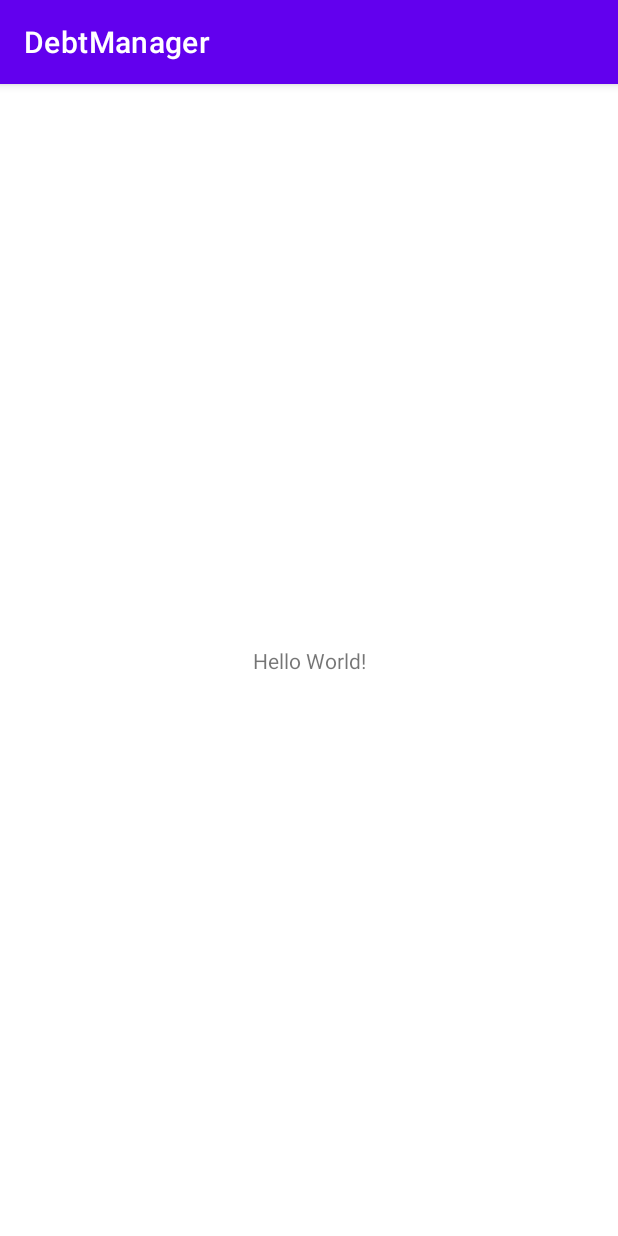
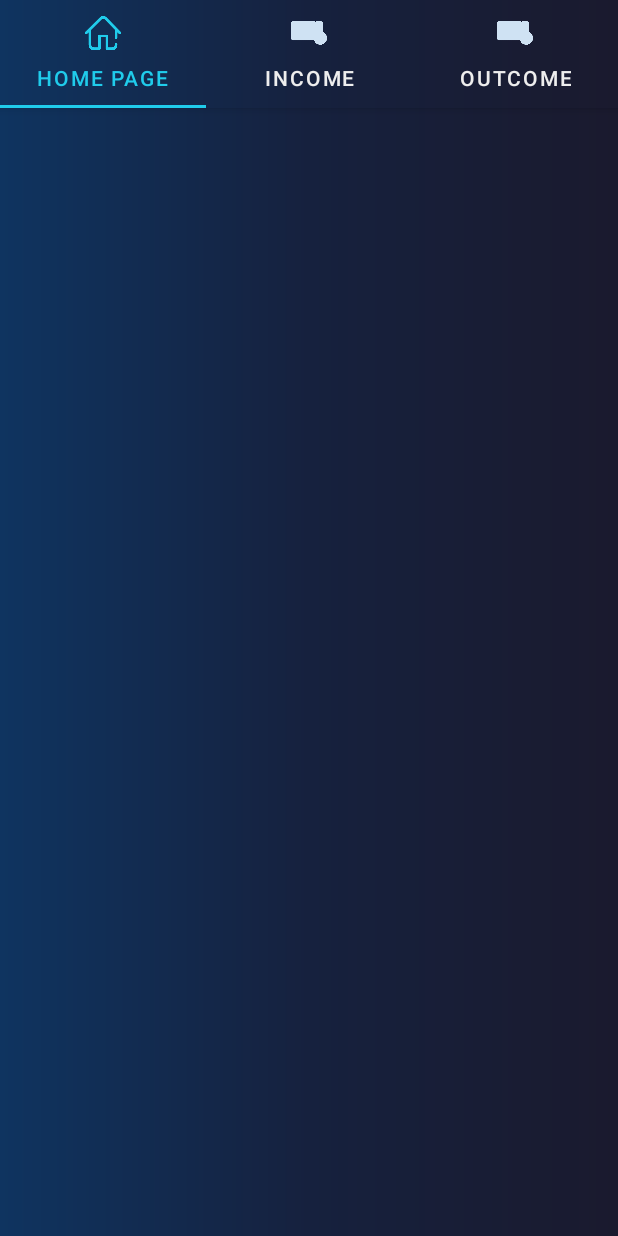
Before and after one commit to suatkkrer/DebtManager, an Android app: the screen it shows after launch (MainActivity), on a phone screen of 412 x 824 dp. Run offline under Robolectric (Android 15) with nearby library versions, the phone set to English and light mode, and no system bars.

Commit message:
tabLayot added

```diff
--- a/app/build.gradle
+++ b/app/build.gradle
@@ -34,6 +34,7 @@ dependencies {
     implementation 'com.google.android.material:material:1.1.0'
     implementation 'androidx.constraintlayout:constraintlayout:2.0.4'
     testImplementation 'junit:junit:4.+'
+    implementation 'com.google.android.material:material:1.3.0-alpha03'
     androidTestImplementation 'androidx.test.ext:junit:1.1.1'
     androidTestImplementation 'androidx.test.espresso:espresso-core:3.2.0'
 }
--- /dev/null
+++ b/app/src/main/java/com/suatkkrer/debtmanager/IncomeFragment.java
@@ -0,0 +1,27 @@
+package com.suatkkrer.debtmanager;
+
+import android.content.Context;
+import android.os.Bundle;
+import android.view.LayoutInflater;
+import android.view.View;
+import android.view.ViewGroup;
+
+import androidx.annotation.NonNull;
+import androidx.annotation.Nullable;
+import androidx.coordinatorlayout.widget.CoordinatorLayout;
+import androidx.fragment.app.Fragment;
+
+public class IncomeFragment extends Fragment {
+
+    View v;
+    Context thisContext;
+    CoordinatorLayout coordinatorLayout;
+
+    @Nullable
+    @Override
+    public View onCreateView(@NonNull LayoutInflater inflater, @Nullable ViewGroup container, @Nullable Bundle savedInstanceState) {
+        thisContext = container.getContext();
+        v = inflater.inflate(R.layout.incomefragment,container,false);
+        return v;
+    }
+}
--- a/app/src/main/java/com/suatkkrer/debtmanager/MainActivity.java
+++ b/app/src/main/java/com/suatkkrer/debtmanager/MainActivity.java
@@ -1,15 +1,92 @@
 package com.suatkkrer.debtmanager;
 
+import androidx.annotation.NonNull;
+import androidx.annotation.Nullable;
 import androidx.appcompat.app.AppCompatActivity;
+import androidx.fragment.app.Fragment;
+import androidx.fragment.app.FragmentManager;
+import androidx.fragment.app.FragmentPagerAdapter;
+import androidx.viewpager.widget.ViewPager;
 
 import android.os.Bundle;
+import android.view.WindowManager;
+
+import com.google.android.material.tabs.TabLayout;
+
+import java.util.ArrayList;
+import java.util.List;
 
 public class MainActivity extends AppCompatActivity {
+
+    private ViewPager viewPager;
+    private TabLayout tabLayout;
+
+    private MainFragment mainFragment;
+    private OutcomeFragment outcomeFragment;
+    private IncomeFragment incomeFragment;
 
     @Override
     protected void onCreate(Bundle savedInstanceState) {
         super.onCreate(savedInstanceState);
         setContentView(R.layout.activity_main);
 
+        this.getWindow().setFlags(WindowManager.LayoutParams.FLAG_FULLSCREEN,
+                WindowManager.LayoutParams.FLAG_FULLSCREEN);
+
+
+        viewPager = findViewById(R.id.viewPager);
+        tabLayout = findViewById(R.id.tabLayout);
+
+        mainFragment = new MainFragment();
+        outcomeFragment = new OutcomeFragment();
+        incomeFragment = new IncomeFragment();
+
+        tabLayout.setupWithViewPager(viewPager);
+
+        ViewPagerAdapter viewPagerAdapter = new ViewPagerAdapter(getSupportFragmentManager(),0);
+
+        viewPagerAdapter.addFragment(mainFragment,"Home Page");
+        viewPagerAdapter.addFragment(incomeFragment,"Income");
+        viewPagerAdapter.addFragment(outcomeFragment,"Outcome");
+
+        viewPager.setAdapter(viewPagerAdapter);
+
+        tabLayout.getTabAt(0).setIcon(R.drawable.home);
+        tabLayout.getTabAt(1).setIcon(R.drawable.income);
+        tabLayout.getTabAt(2).setIcon(R.drawable.outcome);
+
+    }
+
+    private class ViewPagerAdapter extends FragmentPagerAdapter {
+
+        private List<Fragment> fragments = new ArrayList<>();
+        private List<String> fragmentTitle = new ArrayList<>();
+
+
+        public ViewPagerAdapter(@NonNull FragmentManager fm, int behavior) {
+            super(fm, behavior);
+        }
+
+        public void addFragment(Fragment fragment, String title){
+            fragments.add(fragment);
+            fragmentTitle.add(title);
+        }
+
+        @NonNull
+        @Override
+        public Fragment getItem(int position) {
+            return fragments.get(position);
+        }
+
+        @Override
+        public int getCount() {
+            return fragments.size();
+        }
+
+        @Nullable
+        @Override
+        public CharSequence getPageTitle(int position) {
+            return fragmentTitle.get(position);
+        }
     }
 }
--- /dev/null
+++ b/app/src/main/java/com/suatkkrer/debtmanager/MainFragment.java
@@ -0,0 +1,27 @@
+package com.suatkkrer.debtmanager;
+
+import android.content.Context;
+import android.os.Bundle;
+import android.view.LayoutInflater;
+import android.view.View;
+import android.view.ViewGroup;
+
+import androidx.annotation.NonNull;
+import androidx.annotation.Nullable;
+import androidx.coordinatorlayout.widget.CoordinatorLayout;
+import androidx.fragment.app.Fragment;
+
+public class MainFragment extends Fragment {
+
+    View v;
+    Context thisContext;
+    CoordinatorLayout coordinatorLayout;
+
+    @Nullable
+    @Override
+    public View onCreateView(@NonNull LayoutInflater inflater, @Nullable ViewGroup container, @Nullable Bundle savedInstanceState) {
+        thisContext = container.getContext();
+        v = inflater.inflate(R.layout.mainfragment,container,false);
+        return v;
+    }
+}
--- /dev/null
+++ b/app/src/main/java/com/suatkkrer/debtmanager/OutcomeFragment.java
@@ -0,0 +1,28 @@
+package com.suatkkrer.debtmanager;
+
+import android.content.Context;
+import android.os.Bundle;
+import android.view.LayoutInflater;
+import android.view.View;
+import android.view.ViewGroup;
+
+import androidx.annotation.NonNull;
+import androidx.annotation.Nullable;
+import androidx.coordinatorlayout.widget.CoordinatorLayout;
+import androidx.fragment.app.Fragment;
+
+
+public class OutcomeFragment extends Fragment {
+
+    View v;
+    Context thisContext;
+    CoordinatorLayout coordinatorLayout;
+
+    @Nullable
+    @Override
+    public View onCreateView(@NonNull LayoutInflater inflater, @Nullable ViewGroup container, @Nullable Bundle savedInstanceState) {
+        thisContext = container.getContext();
+        v = inflater.inflate(R.layout.outcomefragment,container,false);
+        return v;
+    }
+}
--- /dev/null
+++ b/app/src/main/res/color/your_color_selector.xml
@@ -0,0 +1,7 @@
+<?xml version="1.0" encoding="utf-8"?>
+<selector xmlns:android="http://schemas.android.com/apk/res/android">
+
+    <item android:color="#20cceb" android:state_selected="true"/>
+    <item android:color="#CFE2F3"/>
+
+</selector>
--- /dev/null
+++ b/app/src/main/res/drawable/gradient.xml
@@ -0,0 +1,11 @@
+<?xml version="1.0" encoding="utf-8"?>
+<shape xmlns:android="http://schemas.android.com/apk/res/android">
+
+    <gradient
+        android:angle="180"
+        android:centerColor="#26C986"
+        android:endColor="#109F8D"
+        android:startColor="#36ED81"
+        android:type="linear" />
+
+</shape>
--- /dev/null
+++ b/app/src/main/res/drawable/gradient2.xml
@@ -0,0 +1,11 @@
+<?xml version="1.0" encoding="utf-8"?>
+<shape xmlns:android="http://schemas.android.com/apk/res/android">
+
+    <gradient
+        android:angle="180"
+        android:startColor="#1a1a2e"
+        android:centerColor="#16213e"
+        android:endColor="#0f3460"
+        android:type="linear" />
+
+</shape>
--- /dev/null
+++ b/app/src/main/res/drawable/gradient3.xml
@@ -0,0 +1,11 @@
+<?xml version="1.0" encoding="utf-8"?>
+<shape xmlns:android="http://schemas.android.com/apk/res/android">
+
+    <gradient
+        android:angle="90"
+        android:startColor="#2d6187"
+        android:centerColor="#a8dda8"
+        android:endColor="#effad3"
+        android:type="linear" />
+
+</shape>
--- a/app/src/main/res/layout/activity_main.xml
+++ b/app/src/main/res/layout/activity_main.xml
@@ -1,18 +1,53 @@
 <?xml version="1.0" encoding="utf-8"?>
-<androidx.constraintlayout.widget.ConstraintLayout xmlns:android="http://schemas.android.com/apk/res/android"
+<androidx.coordinatorlayout.widget.CoordinatorLayout
+    xmlns:android="http://schemas.android.com/apk/res/android"
     xmlns:app="http://schemas.android.com/apk/res-auto"
     xmlns:tools="http://schemas.android.com/tools"
     android:layout_width="match_parent"
+    android:background="@drawable/gradient2"
     android:layout_height="match_parent"
     tools:context=".MainActivity">
 
-    <TextView
-        android:layout_width="wrap_content"
-        android:layout_height="wrap_content"
-        android:text="Hello World!"
-        app:layout_constraintBottom_toBottomOf="parent"
-        app:layout_constraintLeft_toLeftOf="parent"
-        app:layout_constraintRight_toRightOf="parent"
-        app:layout_constraintTop_toTopOf="parent" />
+    <com.google.android.material.appbar.AppBarLayout
+        android:layout_width="match_parent"
+        android:layout_height="wrap_content">
 
-</androidx.constraintlayout.widget.ConstraintLayout>
+        <com.google.android.material.tabs.TabLayout
+            android:id="@+id/tabLayout"
+            app:tabIndicatorColor="#20cceb"
+            android:layout_width="match_parent"
+            android:background="@drawable/gradient2"
+            app:tabTextColor="#eeeeee"
+            app:tabIconTint="@color/your_color_selector"
+            app:tabSelectedTextColor="#20cceb"
+            android:layout_height="wrap_content">
+
+            <com.google.android.material.tabs.TabItem
+                android:layout_width="wrap_content"
+                android:layout_height="wrap_content"
+                android:icon="@drawable/home"
+                android:text="@string/home_page"/>
+
+            <com.google.android.material.tabs.TabItem
+                android:layout_width="wrap_content"
+                android:layout_height="wrap_content"
+                android:icon="@drawable/income"
+                android:text="@string/income"/>
+
+            <com.google.android.material.tabs.TabItem
+                android:layout_width="wrap_content"
+                android:layout_height="wrap_content"
+                android:icon="@drawable/outcome"
+                android:text="@string/outcome"/>
+
+        </com.google.android.material.tabs.TabLayout>
+
+    </com.google.android.material.appbar.AppBarLayout>
+
+    <androidx.viewpager.widget.ViewPager
+        android:id="@+id/viewPager"
+        android:layout_width="match_parent"
+        android:layout_height="match_parent"
+        app:layout_behavior="com.google.android.material.appbar.AppBarLayout$ScrollingViewBehavior" />
+
+</androidx.coordinatorlayout.widget.CoordinatorLayout>
--- /dev/null
+++ b/app/src/main/res/layout/incomefragment.xml
@@ -0,0 +1,18 @@
+<?xml version="1.0" encoding="utf-8"?>
+<androidx.constraintlayout.widget.ConstraintLayout
+    xmlns:android="http://schemas.android.com/apk/res/android"
+    xmlns:app="http://schemas.android.com/apk/res-auto"
+    xmlns:tools="http://schemas.android.com/tools"
+    android:layout_width="match_parent"
+    android:layout_height="match_parent">
+
+    <Button
+        android:id="@+id/button"
+        android:layout_width="wrap_content"
+        android:layout_height="wrap_content"
+        android:text="Button"
+        app:layout_constraintBottom_toBottomOf="parent"
+        app:layout_constraintEnd_toEndOf="parent"
+        app:layout_constraintStart_toStartOf="parent"
+        app:layout_constraintTop_toTopOf="parent" />
+</androidx.constraintlayout.widget.ConstraintLayout>
--- /dev/null
+++ b/app/src/main/res/layout/mainfragment.xml
@@ -0,0 +1,6 @@
+<?xml version="1.0" encoding="utf-8"?>
+<androidx.constraintlayout.widget.ConstraintLayout
+    xmlns:android="http://schemas.android.com/apk/res/android" android:layout_width="match_parent"
+    android:layout_height="match_parent">
+
+</androidx.constraintlayout.widget.ConstraintLayout>
--- /dev/null
+++ b/app/src/main/res/layout/outcomefragment.xml
@@ -0,0 +1,6 @@
+<?xml version="1.0" encoding="utf-8"?>
+<androidx.constraintlayout.widget.ConstraintLayout
+    xmlns:android="http://schemas.android.com/apk/res/android" android:layout_width="match_parent"
+    android:layout_height="match_parent">
+
+</androidx.constraintlayout.widget.ConstraintLayout>
--- a/app/src/main/res/values-night/themes.xml
+++ b/app/src/main/res/values-night/themes.xml
@@ -1,6 +1,6 @@
 <resources xmlns:tools="http://schemas.android.com/tools">
     <!-- Base application theme. -->
-    <style name="Theme.DebtManager" parent="Theme.MaterialComponents.DayNight.DarkActionBar">
+    <style name="Theme.DebtManager" parent="Theme.MaterialComponents.DayNight.NoActionBar">
         <!-- Primary brand color. -->
         <item name="colorPrimary">@color/purple_200</item>
         <item name="colorPrimaryVariant">@color/purple_700</item>
--- a/app/src/main/res/values/strings.xml
+++ b/app/src/main/res/values/strings.xml
@@ -1,3 +1,6 @@
 <resources>
     <string name="app_name">DebtManager</string>
+    <string name="home_page">Home Page</string>
+    <string name="income">Income</string>
+    <string name="outcome">Outcome</string>
 </resources>
--- a/app/src/main/res/values/themes.xml
+++ b/app/src/main/res/values/themes.xml
@@ -1,6 +1,6 @@
 <resources xmlns:tools="http://schemas.android.com/tools">
     <!-- Base application theme. -->
-    <style name="Theme.DebtManager" parent="Theme.MaterialComponents.DayNight.DarkActionBar">
+    <style name="Theme.DebtManager" parent="Theme.MaterialComponents.Light.NoActionBar">
         <!-- Primary brand color. -->
         <item name="colorPrimary">@color/purple_500</item>
         <item name="colorPrimaryVariant">@color/purple_700</item>
```
Also changed, not shown: app/src/main/res/drawable/home.png (added), app/src/main/res/drawable/income.png (added), app/src/main/res/drawable/outcome.png (added).
